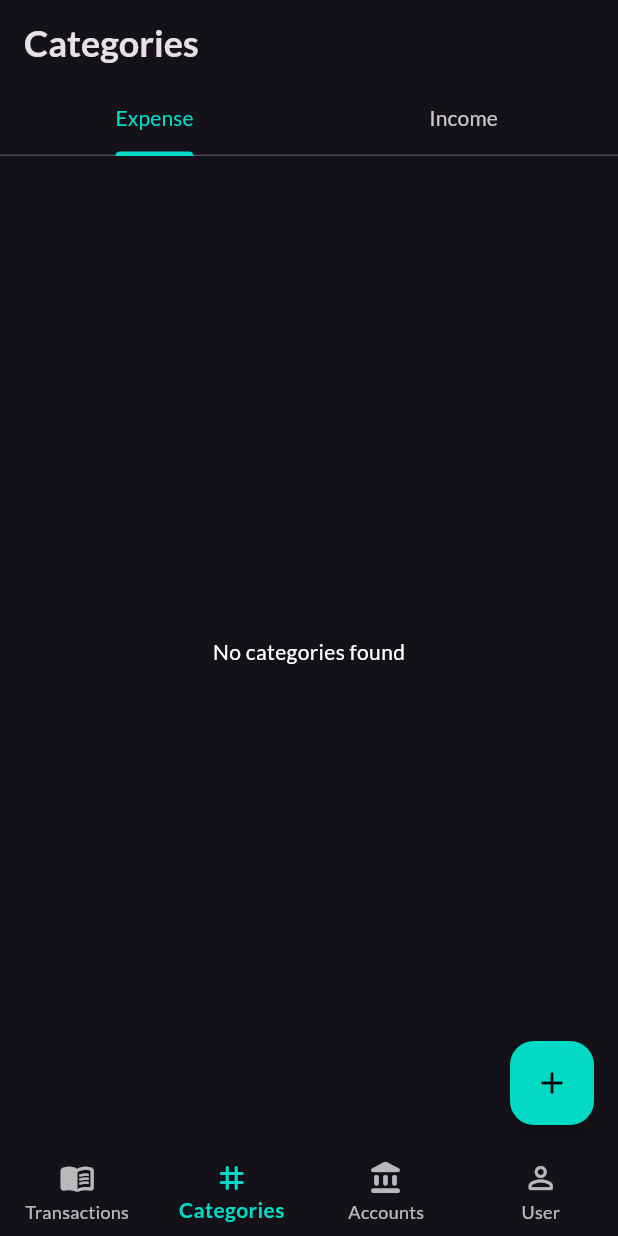
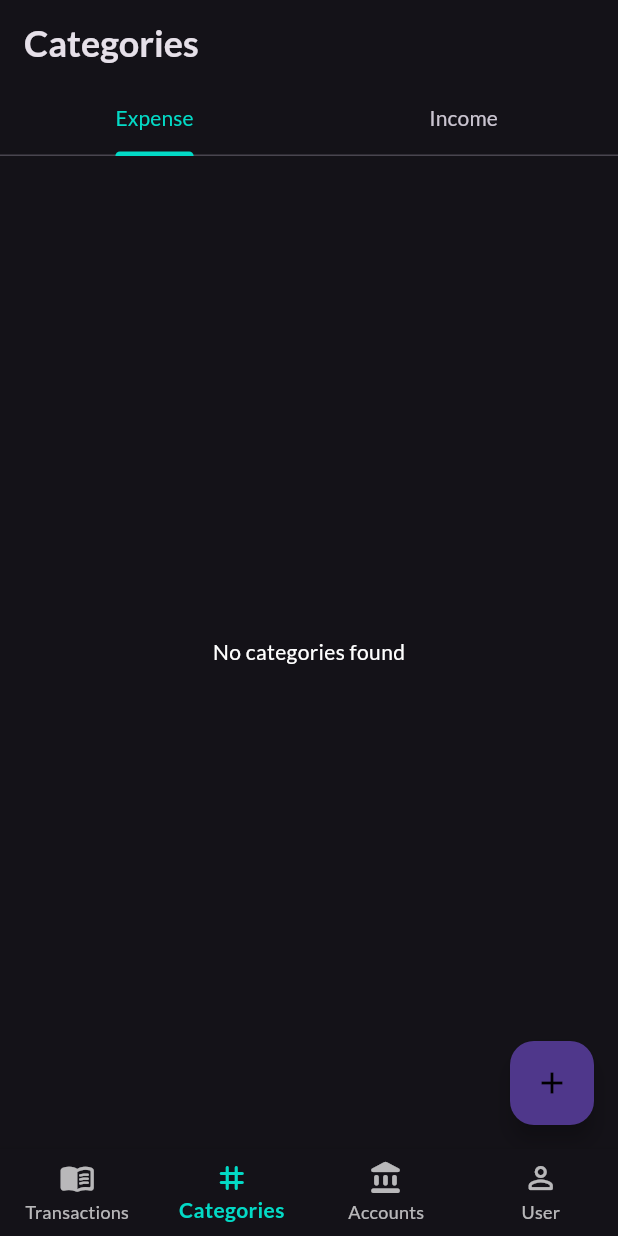
Before and after one commit to nullhandler/vase, a Flutter app: the screen it shows after launch, item 2 of the bottom bar chosen, on a phone screen of 412 x 824 dp. Run offline on Flutter 3.47's test engine with Material 2 defaults, Android fonts, the phone set to English and light mode, and no system bars; drawn by our look-alikes of dynamic_color; our stand-ins replace device_info_plus, get, google_fonts, sqflite; missing offline and left inert: flutter_iconpicker, mat_month_picker_dialog; accounts and stored records are empty.

Commit message:
attempt to monet

```diff
--- a/lib/colors.dart
+++ b/lib/colors.dart
@@ -1,7 +1,34 @@
 import 'package:flutter/material.dart';
+import 'package:google_fonts/google_fonts.dart';
 
 class AppColors {
   static const accentColor = Color(0xff03dac6);
+  static ColorScheme monetColorScheme =
+      ThemeData.dark(useMaterial3: true).colorScheme.copyWith(
+            primary: accentColor,
+          );
   static const darkGreyColor = Color(0xff1c1b1f);
   static const errorColor = Colors.redAccent;
+
+  static ThemeData defaultTheme = ThemeData.dark(useMaterial3: true).copyWith(
+      pageTransitionsTheme: const PageTransitionsTheme(builders: {
+        TargetPlatform.iOS: ZoomPageTransitionsBuilder(),
+        TargetPlatform.android: CupertinoPageTransitionsBuilder(),
+      }),
+      colorScheme: ThemeData.dark(useMaterial3: true).colorScheme.copyWith(
+            primary: accentColor,
+          ),
+      bottomNavigationBarTheme:
+          const BottomNavigationBarThemeData(selectedItemColor: accentColor),
+      textTheme: GoogleFonts.latoTextTheme().apply(bodyColor: Colors.white));
+
+  static ThemeData monetTheme = ThemeData.dark(useMaterial3: true).copyWith(
+      pageTransitionsTheme: const PageTransitionsTheme(builders: {
+        TargetPlatform.iOS: ZoomPageTransitionsBuilder(),
+        TargetPlatform.android: CupertinoPageTransitionsBuilder(),
+      }),
+      colorScheme: monetColorScheme,
+      bottomNavigationBarTheme: BottomNavigationBarThemeData(
+          selectedItemColor: monetColorScheme.primary),
+      textTheme: GoogleFonts.latoTextTheme().apply(bodyColor: Colors.white));
 }
--- a/lib/controllers/db_controller.dart
+++ b/lib/controllers/db_controller.dart
@@ -4,7 +4,6 @@ import 'package:sqflite/sqflite.dart';
 import 'package:vase/const.dart';
 import 'package:vase/enums.dart';
 import 'package:vase/screens/accounts/accounts_model.dart';
-
 import '../screens/categories/category_model.dart';
 
 class DbController extends GetxController {
@@ -35,7 +34,8 @@ class DbController extends GetxController {
           id INTEGER PRIMARY KEY AUTOINCREMENT,
           currency TEXT,
           thousand_separator TEXT,
-          decimal_separator TEXT
+          decimal_separator TEXT,
+          monet TEXT
           )''');
       await db.execute('''CREATE TABLE IF NOT EXISTS ${Const.trans} (
           id INTEGER PRIMARY KEY AUTOINCREMENT,
--- a/lib/main.dart
+++ b/lib/main.dart
@@ -1,11 +1,12 @@
 import 'package:flutter/material.dart';
 import 'package:get/get.dart';
+import 'package:vase/colors.dart';
 import 'package:vase/controllers/db_controller.dart';
 import 'package:vase/enums.dart';
 import 'package:vase/screens/home/home_screen.dart';
 import 'package:vase/widgets/wrapper.dart';
 import 'package:google_fonts/google_fonts.dart';
-import 'colors.dart';
+import 'package:dynamic_color/dynamic_color.dart';
 
 void main() {
   runApp(const MyApp());
@@ -16,18 +17,17 @@ class MyApp extends StatelessWidget {
 
   @override
   Widget build(BuildContext context) {
+    return DynamicColorBuilder(
+        builder: (ColorScheme? lightDynamic, ColorScheme? darkDynamic) {
+      if (darkDynamic != null) {
+        AppColors.monetColorScheme = darkDynamic;
+      }
+
       return GetMaterialApp(
         debugShowCheckedModeBanner: false,
-      theme: ThemeData.dark(useMaterial3: true).copyWith(
-          pageTransitionsTheme: const PageTransitionsTheme(builders: {
-            TargetPlatform.iOS: ZoomPageTransitionsBuilder(),
-            TargetPlatform.android: CupertinoPageTransitionsBuilder(),
-          }),
-          colorScheme: ThemeData.dark(useMaterial3: true).colorScheme.copyWith(
-                primary: AppColors.accentColor,
-              ),
-          textTheme:
-              GoogleFonts.latoTextTheme().apply(bodyColor: Colors.white)),
+        theme: AppColors.defaultTheme,
+        darkTheme:
+            darkDynamic != null ? AppColors.monetTheme : AppColors.defaultTheme,
         title: 'Vase',
         home: GetBuilder<DbController>(
           init: DbController(),
@@ -53,5 +53,6 @@ class MyApp extends StatelessWidget {
           },
         ),
       );
+    });
   }
 }
--- a/lib/screens/home/home_screen.dart
+++ b/lib/screens/home/home_screen.dart
@@ -42,7 +42,7 @@ class _HomeScreenState extends State<HomeScreen> {
             data: Theme.of(context).copyWith(splashColor: Colors.transparent),
             child: BottomNavigationBar(
               selectedLabelStyle: const TextStyle(fontWeight: FontWeight.bold),
-              selectedItemColor: AppColors.accentColor,
+           //   selectedItemColor: AppColors.accentColor,
               type: BottomNavigationBarType.fixed,
               // unselectedFontSize: 14,
               currentIndex: currentIndex,
--- a/lib/screens/transactions/date_chip.dart
+++ b/lib/screens/transactions/date_chip.dart
@@ -34,7 +34,7 @@ class DateChip extends StatelessWidget {
                   alignment: Alignment.centerRight,
                   child: TxnText(
                     amount: transStats?.income ?? 0,
-                    customColor: AppColors.accentColor,
+                    // customColor: AppColors.accentColor,
                     textAlign: TextAlign.end,
                   ),
                 ),
--- a/lib/screens/user/user_controller.dart
+++ b/lib/screens/user/user_controller.dart
@@ -1,3 +1,4 @@
+import 'package:device_info_plus/device_info_plus.dart';
 import 'package:flutter/material.dart';
 import 'package:get/get.dart';
 import 'package:vase/const.dart';
@@ -5,36 +6,47 @@ import 'package:vase/controllers/db_controller.dart';
 import 'package:vase/screens/user/user_model.dart';
 
 class UserController extends GetxController {
-  DbController dbController = Get.find();
+  DbController dbController = Get.put(DbController());
   TextEditingController currencyController = TextEditingController(text: r'$');
   RxString currency = '\$'.obs;
+  RxBool showMonetSwitch = true.obs;
   RxInt decimalSep = 0.obs;
   RxInt thousandSep = 1.obs;
-  Rx<UserModel> configs = UserModel.fromJson({
+  RxBool monet = false.obs;
+  UserModel configs = UserModel.fromJson({
     "currency": r'$',
     "thousand_separator": ",",
-    "decimal_separator": "."
-  }).obs;
+    "decimal_separator": ".",
+    "monet": false
+  });
 
   @override
   void onInit() {
     fetchPreferences();
+    checkMonet();
     super.onInit();
   }
 
   void fetchPreferences() async {
     var userPref = await dbController.db.query(Const.configs);
     if (userPref.isNotEmpty) {
-      configs.value = UserModel.fromJson(userPref[0]);
+      configs = UserModel.fromJson(userPref[0]);
     } else {
-      await dbController.db.insert(Const.configs, configs.value.toJson());
+      await dbController.db.insert(Const.configs, configs.toJson());
     }
 
-    currencyController.text = configs.value.currency;
-    currency.value = configs.value.currency;
-    decimalSep.value = configs.value.decimalSeparator == "," ? 1 : 0;
-    thousandSep.value = configs.value.thousandSeparator == "," ? 1 : 0;
+    currencyController.text = configs.currency;
+    currency.value = configs.currency;
+    decimalSep.value = configs.decimalSeparator == "," ? 1 : 0;
+    thousandSep.value = configs.thousandSeparator == "," ? 1 : 0;
+    monet.value = configs.monet;
     update();
+  }
+
+  void checkMonet() async {
+    DeviceInfoPlugin deviceInfo = DeviceInfoPlugin();
+    AndroidDeviceInfo androidInfo = await deviceInfo.androidInfo;
+    print(androidInfo.version.incremental);
   }
 
   void updatePreferences() async {
@@ -43,6 +55,7 @@ class UserController extends GetxController {
       'currency': currencyController.text,
       'thousand_separator': thousandSep.value == 1 ? "," : ".",
       'decimal_separator': decimalSep.value == 0 ? "." : ",",
+      "monet": monet.value.toString()
     };
     await dbController.db.update(Const.configs, data);
     update();
--- a/lib/screens/user/user_model.dart
+++ b/lib/screens/user/user_model.dart
@@ -3,26 +3,30 @@ class UserModel {
     this.id,
     required this.currency,
     required this.thousandSeparator,
-    required this.decimalSeparator
+    required this.decimalSeparator,
+    required this.monet
   });
 
   int? id;
   String currency;
   String thousandSeparator;
   String decimalSeparator;
+  bool monet;
 
   factory UserModel.fromJson(Map<String, dynamic> json) => UserModel(
         id: json["id"],
         currency: json["currency"],
       thousandSeparator: json['thousand_separator'] ,
-      decimalSeparator: json['decimal_separator']
+      decimalSeparator: json['decimal_separator'],
+      monet: json['monet']=='true'?true:false
       );
 
   Map<String, dynamic> toJson() => {
         if (id != null) "id": id,
         "currency": currency,
         "thousand_separator" : thousandSeparator,
-        "decimal_separator" : decimalSeparator
+        "decimal_separator" : decimalSeparator,
+        "monet": monet
       };
 
   @override
--- a/lib/screens/widgets/fab.dart
+++ b/lib/screens/widgets/fab.dart
@@ -1,5 +1,4 @@
 import 'package:flutter/material.dart';
-import 'package:vase/colors.dart';
 
 class Fab extends StatelessWidget {
   const Fab({Key? key, required this.onTap}) : super(key: key);
@@ -8,7 +7,7 @@ class Fab extends StatelessWidget {
   @override
   Widget build(BuildContext context) {
     return FloatingActionButton(
-      backgroundColor: AppColors.accentColor,
+      // backgroundColor: AppColors.accentColor,
       onPressed: onTap,
       tooltip: 'Increment',
       child: const Icon(
--- a/pubspec.yaml
+++ b/pubspec.yaml
@@ -29,13 +29,14 @@ environment:
 dependencies:
   get: ^4.6.5
   sqflite: ^2.0.3
-  path: ^1.8.3
+  path: ^1.8.2
   intl: ^0.18.0
   google_fonts: ^4.0.3
   mat_month_picker_dialog: ^1.1.1
   uuid: ^3.0.7
   collection: ^1.17.0
-  dynamic_color:
+  dynamic_color: ^1.6.3
+  device_info_plus: ^8.2.0
   flutter_iconpicker:
     # temporary workaround to make it work in flutter stable
     git:
```
Also changed, not shown: lib/screens/user/settings.dart (+28 -7 lines), pubspec.lock, 5 other files. Lines whose indentation alone changed are shown as unchanged.
